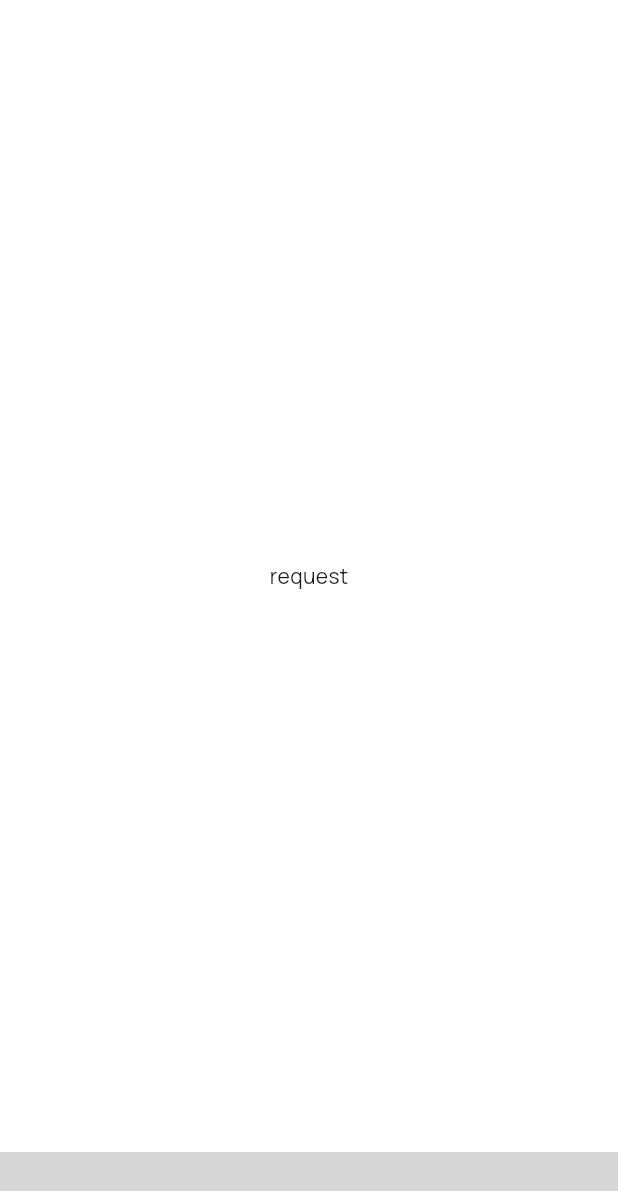
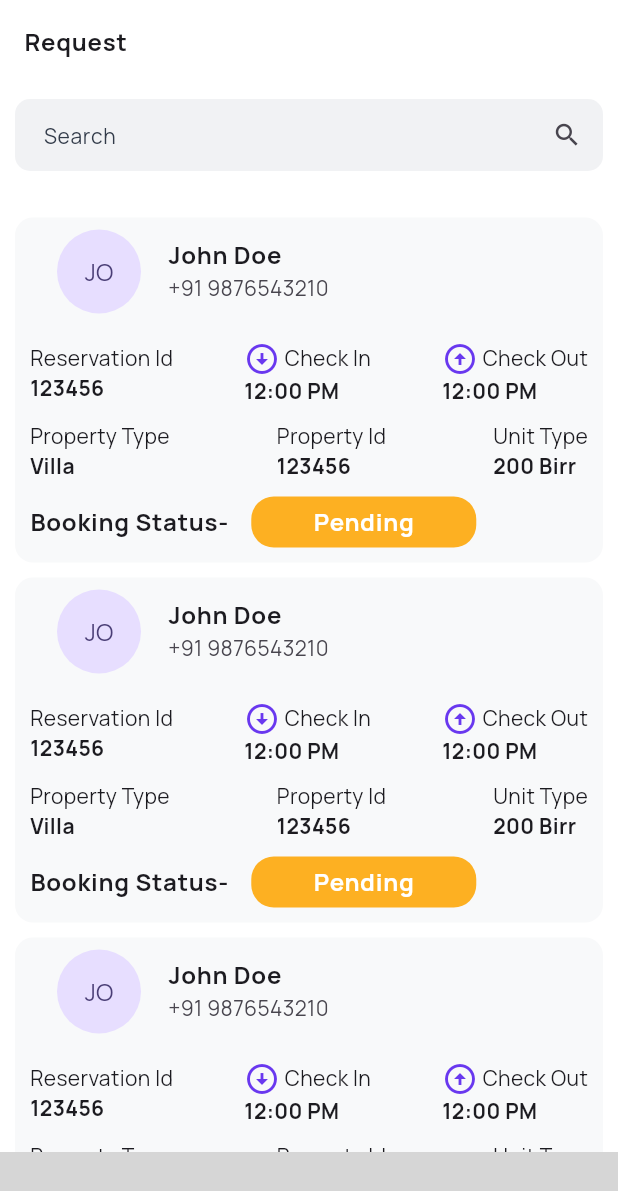
Before and after one commit to Guest-Home/GuestHome-mobile-app, a Flutter app: the Request screen opened by its route, on a phone screen of 412 x 824 dp. Shown: the top 1191 px of the screen. Run offline on Flutter 3.47's test engine with Material 3 defaults, Android fonts, the phone set to English and light mode, and no system bars; our stand-ins replace bloc, equatable, flutter_bloc, flutter_svg, get_it, go_router; missing offline and left inert: bottom_navbar_with_indicator; grey boxes are pictures that could not be loaded.

Commit message:
request list page and request delete screen

```diff
--- a/lib/features/host/features/properties/presentation/pages/properties.dart
+++ b/lib/features/host/features/properties/presentation/pages/properties.dart
@@ -74,7 +74,8 @@ class _PropertiesState extends State<Properties> {
         //       ),
         //       Padding(
         //           padding: const EdgeInsets.all(20),
-        //           child: CustomButton(
+        //           child:
+        // CustomButton(
         //             style: ElevatedButton.styleFrom(
         //                 backgroundColor: ColorConstant.primaryColor,
         //                 padding: EdgeInsets.all(20),
--- a/lib/features/host/features/request/presentation/pages/request.dart
+++ b/lib/features/host/features/request/presentation/pages/request.dart
@@ -1,5 +1,6 @@
-
 import 'package:flutter/material.dart';
+import '../../../../../../config/color/color.dart';
+import '../widgets/request_card.dart';
 
 class Request extends StatefulWidget {
   const Request({super.key});
@@ -11,6 +12,99 @@ class Request extends StatefulWidget {
 class _RequestState extends State<Request> {
   @override
   Widget build(BuildContext context) {
-    return const Scaffold(body: Center(child: Text("request"),),);
+    return Scaffold(
+      body: CustomScrollView(
+        slivers: [
+          SliverAppBar(
+            automaticallyImplyLeading: false,
+            backgroundColor: Colors.white,
+            title: Text(
+              'Request',
+              style: Theme.of(context)
+                  .textTheme
+                  .bodyLarge!
+                  .copyWith(fontWeight: FontWeight.bold),
+            ),
+            floating: false,
+            snap: false,
+            pinned: true,
+            expandedHeight: 140,
+            collapsedHeight: 140,
+            elevation: 0,
+            shadowColor: Colors.transparent,
+            scrolledUnderElevation: 10,
+            flexibleSpace: FlexibleSpaceBar(
+              centerTitle: true,
+              collapseMode: CollapseMode.pin,
+              title: Container(
+                padding: EdgeInsets.all(10),
+                child: TextFormField(
+                  cursorColor: ColorConstant.primaryColor,
+                  decoration: InputDecoration(
+                    hintText: 'Search',
+                    hintStyle: TextStyle(
+                        color: ColorConstant.inActiveColor, fontSize: 14),
+                    filled: true,
+                    fillColor: ColorConstant.cardGrey,
+                    suffixIcon: Icon(
+                      Icons.search,
+                      size: 20,
+                    ),
+                    contentPadding: EdgeInsets.symmetric(horizontal: 15),
+                    border: OutlineInputBorder(
+                        borderRadius: BorderRadius.circular(10),
+                        borderSide: BorderSide.none),
+                  ),
+                ),
+              ),
+            ),
+          ),
+          SliverList(
+            delegate: SliverChildBuilderDelegate(
+                (context, index) => GestureDetector(
+                      onTap: () {
+                        showBottomSheet(
+                          context: context,
+                          backgroundColor: Colors.white,
+                          builder: (context) => Container(
+                            margin: EdgeInsets.only(top: 50),
+                            child: Column(
+                              mainAxisAlignment: MainAxisAlignment.start,
+                              children: [
+                                RequestCard(
+                                  userName: 'John Doe',
+                                  phoneNumber: '+91 9876543210',
+                                  reservationId: '123456',
+                                  checkIn: '12:00 PM',
+                                  checkOut: '12:00 PM',
+                                  propertyType: 'Villa',
+                                  propertyId: '123456',
+                                  unitType: '200',
+                                  bookingStatus: 'Pending',
+                                  updateStatus: true,
+                                ),
+                              ],
+                            ),
+                          ),
+                        );
+                      },
+                      child: RequestCard(
+                        userName: 'John Doe',
+                        phoneNumber: '+91 9876543210',
+                        reservationId: '123456',
+                        checkIn: '12:00 PM',
+                        checkOut: '12:00 PM',
+                        propertyType: 'Villa',
+                        propertyId: '123456',
+                        unitType: '200',
+                        bookingStatus: 'Pending',
+                        updateStatus: false,
+                      ),
+                    ),
+                childCount: 10),
+          )
+        ],
+      ),
+    );
   }
 }
--- /dev/null
+++ b/lib/features/host/features/request/presentation/widgets/request_card.dart
@@ -0,0 +1,226 @@
+import 'package:flutter/material.dart';
+import 'package:minapp/core/common/custom_button.dart';
+
+import '../../../../../../config/color/color.dart';
+import 'request_status_widget.dart';
+
+class RequestCard extends StatelessWidget {
+  const RequestCard({
+    super.key,
+    required this.userName,
+    required this.phoneNumber,
+    required this.reservationId,
+    required this.checkIn,
+    required this.checkOut,
+    required this.propertyType,
+    required this.propertyId,
+    required this.unitType,
+    required this.bookingStatus,
+    this.updateStatus,
+  });
+
+  final bool? updateStatus;
+
+  final String userName;
+  final String phoneNumber;
+  final String reservationId;
+  final String checkIn;
+  final String checkOut;
+  final String propertyType;
+  final String propertyId;
+  final String unitType;
+  final String bookingStatus;
+
+  @override
+  Widget build(BuildContext context) {
+    return Card(
+        margin: EdgeInsets.symmetric(horizontal: 10, vertical: 5),
+        color: ColorConstant.cardGrey.withValues(alpha: 0.5),
+        elevation: 0,
+        child: Padding(
+          padding: const EdgeInsets.only(left: 10, right: 10, bottom: 10),
+          child: Column(
+              mainAxisAlignment: MainAxisAlignment.start,
+              crossAxisAlignment: CrossAxisAlignment.start,
+              spacing: 10,
+              children: [
+                ListTile(
+                    leading: CircleAvatar(
+                      radius: 30,
+                      child: Text(userName.substring(0, 2).toUpperCase()),
+                    ),
+                    title: Text(
+                      userName,
+                      style: Theme.of(context)
+                          .textTheme
+                          .bodyLarge!
+                          .copyWith(fontWeight: FontWeight.bold),
+                    ),
+                    subtitle: Text(phoneNumber)),
+                Row(
+                  mainAxisAlignment: MainAxisAlignment.spaceBetween,
+                  children: [
+                    Column(
+                      crossAxisAlignment: CrossAxisAlignment.start,
+                      children: [
+                        Text('Reservation Id'),
+                        Text(reservationId,
+                            style: Theme.of(context)
+                                .textTheme
+                                .bodyMedium!
+                                .copyWith(
+                                  fontWeight: FontWeight.bold,
+                                )),
+                      ],
+                    ),
+                    Column(
+                      crossAxisAlignment: CrossAxisAlignment.start,
+                      children: [
+                        Row(
+                          spacing: 3,
+                          children: [
+                            Icon(Icons.arrow_circle_down,
+                                color: ColorConstant.primaryColor),
+                            Text('Check In'),
+                          ],
+                        ),
+                        Text(checkIn,
+                            style: Theme.of(context)
+                                .textTheme
+                                .bodyMedium!
+                                .copyWith(
+                                  fontWeight: FontWeight.bold,
+                                )),
+                      ],
+                    ),
+                    Column(
+                      crossAxisAlignment: CrossAxisAlignment.start,
+                      children: [
+                        Row(
+                          spacing: 3,
+                          children: [
+                            Icon(Icons.arrow_circle_up,
+                                color: ColorConstant.primaryColor),
+                            Text('Check Out'),
+                          ],
+                        ),
+                        Text(checkOut,
+                            style: Theme.of(context)
+                                .textTheme
+                                .bodyMedium!
+                                .copyWith(
+                                  fontWeight: FontWeight.bold,
+                                )),
+                      ],
+                    )
+                  ],
+                ),
+                Row(
+                  mainAxisAlignment: MainAxisAlignment.spaceBetween,
+                  children: [
+                    Column(
+                      crossAxisAlignment: CrossAxisAlignment.start,
+                      children: [
+                        Text('Property Type'),
+                        Text(propertyType,
+                            style: Theme.of(context)
+                                .textTheme
+                                .bodyMedium!
+                                .copyWith(
+                                  fontWeight: FontWeight.bold,
+                                )),
+                      ],
+                    ),
+                    Column(
+                      crossAxisAlignment: CrossAxisAlignment.start,
+                      children: [
+                        Text('Property Id'),
+                        Text(propertyId,
+                            style: Theme.of(context)
+                                .textTheme
+                                .bodyMedium!
+                                .copyWith(
+                                  fontWeight: FontWeight.bold,
+                                )),
+                      ],
+                    ),
+                    Column(
+                      crossAxisAlignment: CrossAxisAlignment.start,
+                      children: [
+                        Text('Unit Type'),
+                        Text('$unitType Birr',
+                            style: Theme.of(context)
+                                .textTheme
+                                .bodyMedium!
+                                .copyWith(
+                                  fontWeight: FontWeight.bold,
+                                )),
+                      ],
+                    ),
+                  ],
+                ),
+                SizedBox(
+                    child: updateStatus!
+                        ? Row(
+                            spacing: 20,
+                            children: [
+                              Expanded(
+                                  child: CustomButton(
+                                onPressed: () {
+                                  print("Approved");
+                                },
+                                style: ElevatedButton.styleFrom(
+                                  backgroundColor: ColorConstant.green,
+                                  padding: EdgeInsets.all(10),
+                                  shape: RoundedRectangleBorder(
+                                      borderRadius: BorderRadius.circular(10)),
+                                ),
+                                child: Text(
+                                  "Approve",
+                                  style: Theme.of(context)
+                                      .textTheme
+                                      .bodyLarge!
+                                      .copyWith(color: Colors.white),
+                                ),
+                              )),
+                              Expanded(
+                                  child: CustomButton(
+                                onPressed: () {
+                                  print("Rejected");
+                                },
+                                style: ElevatedButton.styleFrom(
+                                  backgroundColor: ColorConstant.red,
+                                  padding: EdgeInsets.all(10),
+                                  shape: RoundedRectangleBorder(
+                                      borderRadius: BorderRadius.circular(10)),
+                                ),
+                                child: Text(
+                                  "Reject",
+                                  style: Theme.of(context)
+                                      .textTheme
+                                      .bodyLarge!
+                                      .copyWith(color: Colors.white),
+                                ),
+                              )),
+                            ],
+                          )
+                        : Row(
+                            mainAxisAlignment: MainAxisAlignment.start,
+                            spacing: 15,
+                            children: [
+                              Text('Booking Status-',
+                                  style: Theme.of(context)
+                                      .textTheme
+                                      .bodyLarge!
+                                      .copyWith(
+                                        fontWeight: FontWeight.bold,
+                                      )),
+                              StatusCard(
+                                status: bookingStatus,
+                              ),
+                            ],
+                          ))
+              ]),
+        ));
+  }
+}
--- /dev/null
+++ b/lib/features/host/features/request/presentation/widgets/request_status_widget.dart
@@ -0,0 +1,33 @@
+import 'package:flutter/material.dart';
+import '../../../../../../config/color/color.dart';
+
+class StatusCard extends StatelessWidget {
+  const StatusCard({
+    super.key,
+    required this.status,
+  });
+
+  final String status;
+
+  @override
+  Widget build(BuildContext context) {
+    return Container(
+        width: 150,
+        padding: EdgeInsets.symmetric(horizontal: 10, vertical: 5),
+        decoration: BoxDecoration(
+            color: status == 'Pending'
+                ? ColorConstant.yellow
+                : status == 'Reject'
+                    ? ColorConstant.red
+                    : ColorConstant.green,
+            borderRadius: BorderRadius.circular(15)),
+        child: Center(
+            child: Text(
+          status,
+          style: Theme.of(context)
+              .textTheme
+              .bodyLarge!
+              .copyWith(color: Colors.white, fontWeight: FontWeight.bold),
+        )));
+  }
+}
```
